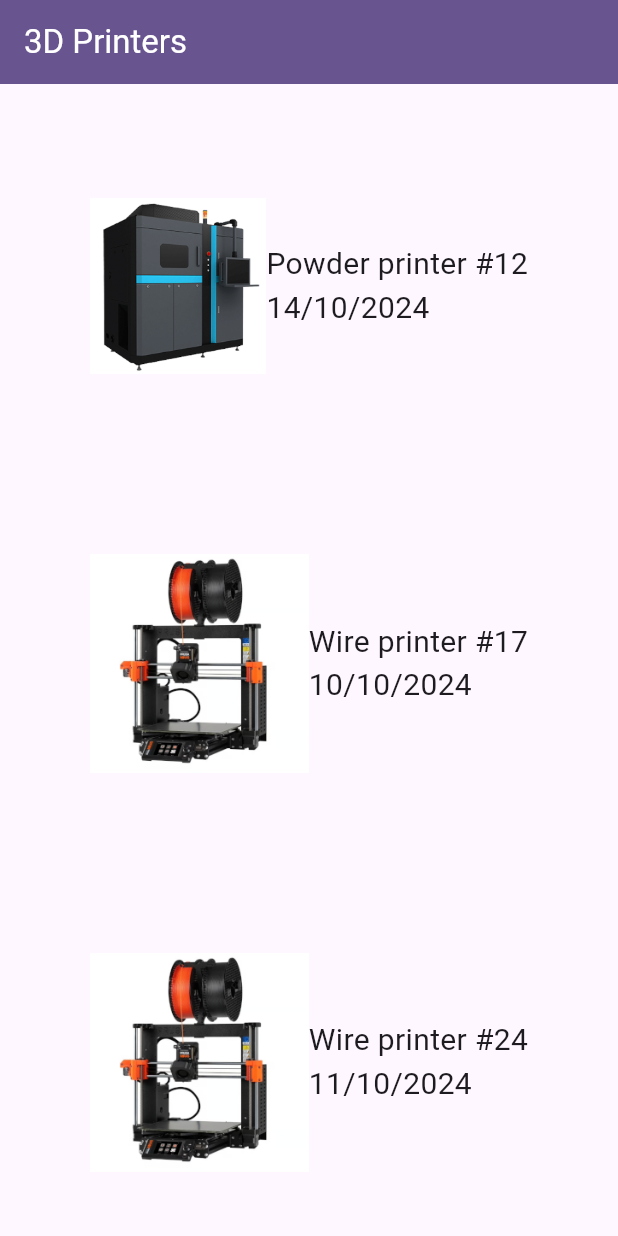
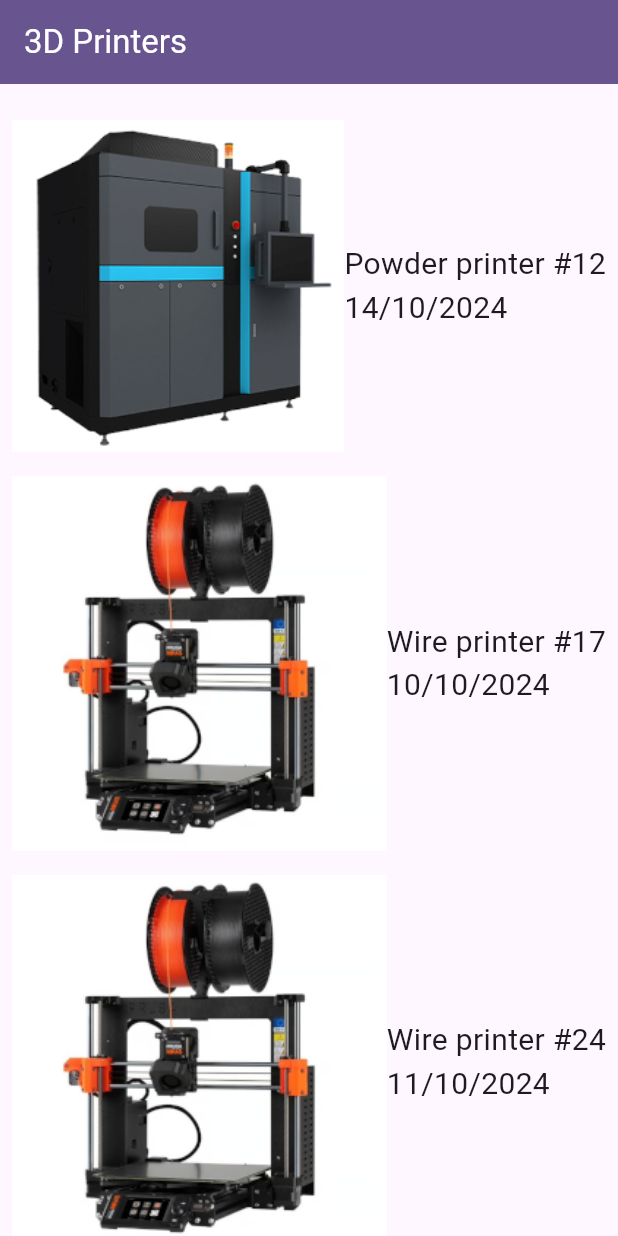
Before and after one commit to F4nel/imprimanteapp, a Flutter app: the screen it shows after launch, on a phone screen of 412 x 824 dp. Run offline on Flutter 3.47's test engine with Material 3 defaults, Android fonts, the phone set to English and light mode, and no system bars; our stand-ins replace get_it.

```diff
--- a/lib/printer_widget.dart
+++ b/lib/printer_widget.dart
@@ -8,11 +8,13 @@ class PrinterWidget extends StatelessWidget {
   @override
   Widget build ( BuildContext context ) {
     return Padding (
-        padding : const EdgeInsets.all(60.0),
+        padding : const EdgeInsets.all(8.0),
         child: Row (
           children: [
             Expanded(
-                child: getImages("${printer.type}")),
+                child: FittedBox(
+            child: getImages("${printer.type}")),
+        ),
                 Column(
                   crossAxisAlignment: CrossAxisAlignment.start,
                   mainAxisSize: MainAxisSize.min,
```
Also changed, not shown: lib/selection_widget.dart (added), lib/tri_printer.dart (line endings or trailing spaces).
